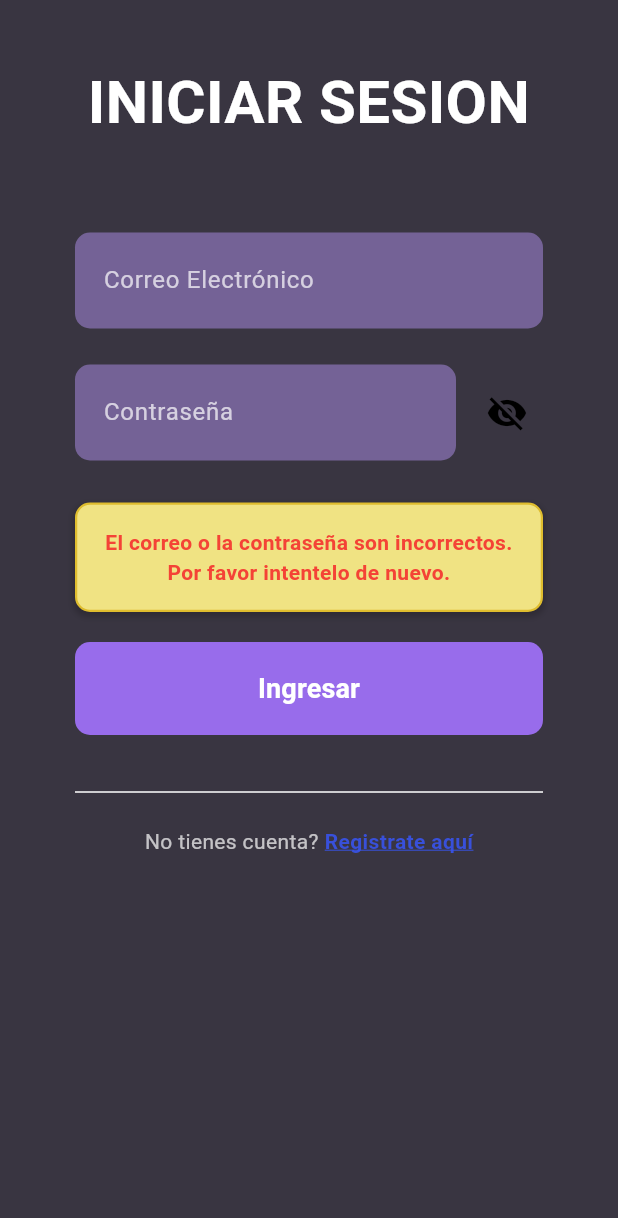
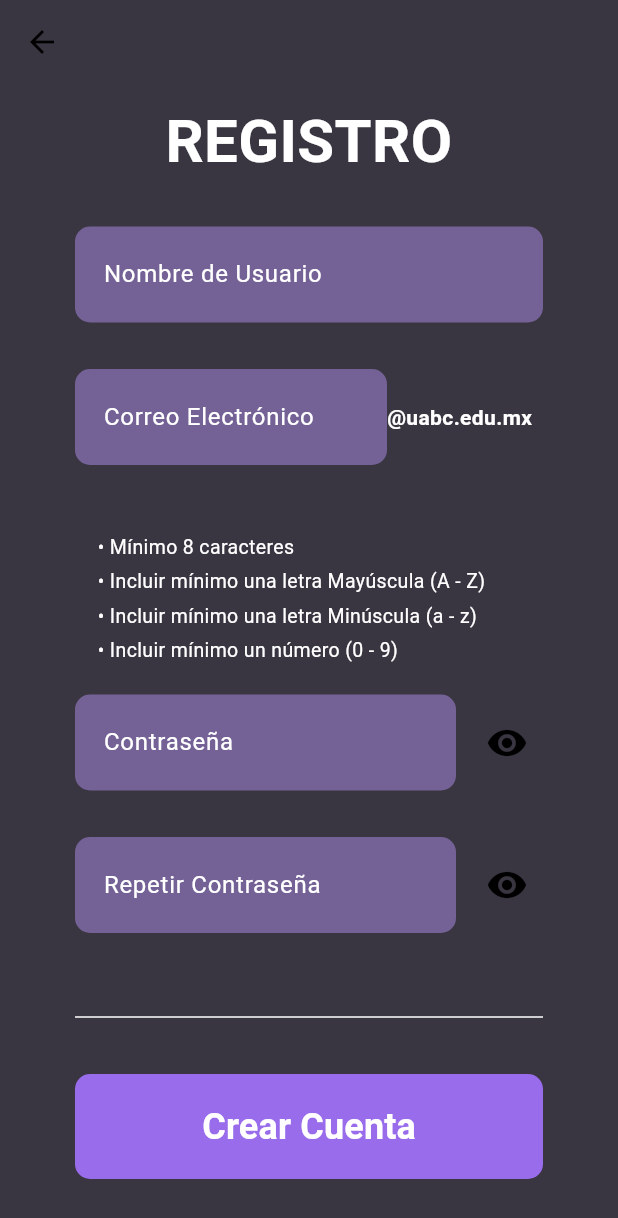
Before and after one commit to brandonAS09/NexusAR, a Flutter app: the screen it shows after launch, after a tap on the "visibility" icon, after a tap on "Ingresar", after a tap on "Registrate aquí", on a phone screen of 412 x 824 dp. Shown: the top 1218 px of the screen. Run offline on Flutter 3.47's test engine with Material 3 defaults, Android fonts, the light colour scheme and no system bars.

Commit message:
Se integro la pantalla de registro

```diff
--- a/lib/components/boton_inicio_sesion.dart
+++ b/lib/components/boton_inicio_sesion.dart
@@ -26,7 +26,7 @@ class BotonInicioSesion extends StatelessWidget{
       child: Text(
         texto,
         style: const TextStyle(
-          fontSize: 18,
+          fontSize: 24,
           fontWeight: FontWeight.bold,
           color: Colors.white
         ),
--- /dev/null
+++ b/lib/components/campo_correo_registro.dart
@@ -0,0 +1,63 @@
+import 'package:flutter/material.dart';
+import 'package:nexus_ar/core/app_colors.dart';
+
+class CampoCorreoRegistro extends StatelessWidget {
+  const CampoCorreoRegistro({super.key});
+
+  @override
+  Widget build(BuildContext context) {
+    const borderRadius = BorderRadius.all(Radius.circular(10));
+
+    final baseDecoration = InputDecoration(
+      border: InputBorder.none,
+      enabledBorder: const OutlineInputBorder(
+        borderRadius: borderRadius,
+        borderSide: BorderSide.none
+      ),
+      focusedBorder: const OutlineInputBorder(
+        borderRadius: borderRadius,
+        borderSide: BorderSide.none
+      ),
+      filled: true,
+      fillColor: AppColors.fieldTextColor,
+      contentPadding: const EdgeInsets.symmetric(vertical: 20, horizontal: 15),
+      hintStyle: const TextStyle(color: Colors.white, fontSize: 16)
+    );
+
+    return Padding(
+      padding: const EdgeInsets.symmetric(vertical: 8),
+      child: Row(
+        crossAxisAlignment: CrossAxisAlignment.center,
+        children: [
+          // Campo para ingresar texto
+          Expanded(
+            flex: 2,
+            child: TextField(
+              keyboardType: TextInputType.emailAddress,
+              decoration: baseDecoration.copyWith(
+                hintText: "Correo Electrónico"
+              ),
+              style: const TextStyle(color: Colors.white),
+            ),
+          ),
+          // texto uabc
+          Expanded(
+            flex: 1,
+            child: Container(
+              height: 60,
+              alignment: Alignment.centerLeft,
+              child: const Text(
+                "@uabc.edu.mx",
+                style: TextStyle(
+                  color: Colors.white,
+                  fontSize: 14,
+                  fontWeight: FontWeight.bold
+                ),
+              ),
+            ),
+          )
+        ],
+      ),
+    );
+  }
+}
--- /dev/null
+++ b/lib/components/requisitos_contra.dart
@@ -0,0 +1,33 @@
+import 'package:flutter/material.dart';
+
+class RequisitosContra extends StatelessWidget {
+  const RequisitosContra({super.key});
+
+  @override
+  Widget build(BuildContext context) {
+    final List<String> requisitos = [
+      "Mínimo 8 caracteres",
+      "Incluir mínimo una letra Mayúscula (A - Z)",
+      "Incluir mínimo una letra Minúscula (a - z)",
+      "Incluir mínimo un número (0 - 9)",
+    ];
+
+    return Padding(
+      padding: const EdgeInsets.symmetric(vertical: 10, horizontal: 15),
+      child: Column(
+        crossAxisAlignment: CrossAxisAlignment.start,
+        children: requisitos
+            .map(
+              (req) => Padding(
+                padding: const EdgeInsets.symmetric(vertical: 2),
+                child: Text(
+                  '• $req',
+                  style: const TextStyle(color: Colors.white, fontSize: 13),
+                ),
+              ),
+            )
+            .toList(),
+      ),
+    );
+  }
+}
--- a/lib/screens/inicio_sesion.dart
+++ b/lib/screens/inicio_sesion.dart
@@ -3,6 +3,7 @@ import 'package:nexus_ar/components/aviso_error.dart';
 import 'package:nexus_ar/components/boton_inicio_sesion.dart';
 import 'package:nexus_ar/components/datos_inicio_sesion.dart';
 import 'package:nexus_ar/components/enlace_texto_is.dart';
+import 'package:nexus_ar/screens/registro.dart';
 
 class InicioSesion extends StatefulWidget {
   const InicioSesion({super.key});
@@ -20,6 +21,13 @@ class _InicioSesionState extends State<InicioSesion> {
     setState(() {
       _mostrarError = true;
     });
+  }
+
+  void _goToRegistro() {
+    Navigator.push(
+      context,
+      MaterialPageRoute(builder: (context) => const RegistroScreen())
+    );
   }
 
   @override
@@ -61,7 +69,7 @@ class _InicioSesionState extends State<InicioSesion> {
             EnlaceTextoIs(
               textoPrincipal: "No tienes cuenta?",
               textoEnlace: "Registrate aquí",
-              onTap: () {},
+              onTap: _goToRegistro,
               alineacion: MainAxisAlignment.center,
             ),
             const SizedBox(height: 50),
--- /dev/null
+++ b/lib/screens/registro.dart
@@ -0,0 +1,183 @@
+import 'package:flutter/material.dart';
+import 'package:nexus_ar/components/boton_inicio_sesion.dart';
+import 'package:nexus_ar/components/campo_correo_registro.dart';
+import 'package:nexus_ar/components/requisitos_contra.dart';
+import 'package:nexus_ar/core/app_colors.dart';
+
+class RegistroScreen extends StatefulWidget {
+  const RegistroScreen({super.key});
+
+  @override
+  State<RegistroScreen> createState() => _RegistroScreenState();
+}
+
+class _RegistroScreenState extends State<RegistroScreen> {
+  bool _passwordVisible1 = false;
+  bool _passwordVisible2 = false;
+
+  void _togglePasswordVisibility1() {
+    setState(() {
+      _passwordVisible1 = !_passwordVisible1;
+    });
+  }
+
+  void _togglePasswordVisibility2() {
+    setState(() {
+      _passwordVisible2 = !_passwordVisible2;
+    });
+  }
+
+  Widget _buildNormalField(String hintText) {
+    const borderRadius = BorderRadius.all(Radius.circular(10.0));
+
+    final baseDecoration = InputDecoration(
+      border: InputBorder.none,
+      enabledBorder: const OutlineInputBorder(
+        borderRadius: borderRadius,
+        borderSide: BorderSide.none,
+      ),
+      focusedBorder: const OutlineInputBorder(
+        borderRadius: borderRadius,
+        borderSide: BorderSide.none,
+      ),
+      filled: true,
+      fillColor: AppColors.fieldTextColor,
+      contentPadding: const EdgeInsets.symmetric(vertical: 20.0, horizontal: 15.0),
+      hintStyle: const TextStyle(color: Colors.white, fontSize: 16),
+    );
+
+    return Padding(
+      padding: const EdgeInsets.symmetric(vertical: 8),
+      child: TextField(
+        obscureText: false,
+        decoration: baseDecoration.copyWith(
+          hintText: hintText,
+        ),
+        style: const TextStyle(color: Colors.white),
+      ),
+    );
+  }
+
+  Widget _buildPasswordField(
+      String hintText, bool isVisible, VoidCallback toggleVisibility) {
+    const borderRadius = BorderRadius.all(Radius.circular(10.0));
+
+    final baseDecoration = InputDecoration(
+      border: InputBorder.none,
+      enabledBorder: const OutlineInputBorder(
+        borderRadius: borderRadius,
+        borderSide: BorderSide.none,
+      ),
+      focusedBorder: const OutlineInputBorder(
+        borderRadius: borderRadius,
+        borderSide: BorderSide.none,
+      ),
+      filled: true,
+      fillColor: AppColors.fieldTextColor,
+      contentPadding: const EdgeInsets.symmetric(vertical: 20.0, horizontal: 15.0),
+      hintStyle: const TextStyle(color: Colors.white, fontSize: 16),
+    );
+
+    return Padding(
+      padding: const EdgeInsets.symmetric(vertical: 8),
+      child: Row(
+        crossAxisAlignment: CrossAxisAlignment.center,
+        children: [
+          Expanded(
+            child: TextField(
+              obscureText: !isVisible,
+              decoration: baseDecoration.copyWith(
+                hintText: hintText,
+              ),
+              style: const TextStyle(color: Colors.white),
+            ),
+          ),
+          Container(
+            margin: const EdgeInsets.only(left: 10.0),
+            child: IconButton(
+              padding: EdgeInsets.zero,
+              constraints: const BoxConstraints(),
+              icon: Icon(
+                isVisible ? Icons.visibility_off : Icons.visibility,
+                color: Colors.black,
+                size: 28,
+              ),
+              onPressed: toggleVisibility,
+            ),
+          ),
+        ],
+      ),
+    );
+  }
+
+  @override
+  Widget build(BuildContext context) {
+    return Scaffold(
+      backgroundColor: AppColors.backgroundColor,
+      appBar: AppBar(
+        backgroundColor: Colors.transparent,
+        elevation: 0,
+        iconTheme: const IconThemeData(color: Colors.black),
+      ),
+      body: SingleChildScrollView(
+        child: Padding(
+          padding: const EdgeInsets.symmetric(horizontal: 50.0),
+          child: Column(
+            mainAxisSize: MainAxisSize.min,
+            crossAxisAlignment: CrossAxisAlignment.stretch,
+            children: [
+              const SizedBox(height: 10),
+
+              // titulo
+              const Text(
+                "REGISTRO",
+                style: TextStyle(
+                  color: Colors.white,
+                  fontSize: 40,
+                  fontWeight: FontWeight.bold,
+                ),
+                textAlign: TextAlign.center,
+              ),
+
+              const SizedBox(height: 20),
+
+              // Usuario
+              _buildNormalField("Nombre de Usuario"),
+
+              const SizedBox(height: 15),
+              // correo
+              const CampoCorreoRegistro(),
+
+              const SizedBox(height: 25),
+
+              // texto de requisitos contra
+              const RequisitosContra(),
+
+              // ingresar contra
+              _buildPasswordField("Contraseña", _passwordVisible1, _togglePasswordVisibility1),
+              const SizedBox(height: 15),
+
+              // repetir contra
+              _buildPasswordField("Repetir Contraseña", _passwordVisible2, _togglePasswordVisibility2),
+
+              const SizedBox(height: 40),
+
+              // linea
+              const Divider(color: Colors.white, thickness: 1),
+
+              const SizedBox(height: 30),
+
+              // boton Crear Cuenta
+              BotonInicioSesion(
+                texto: 'Crear Cuenta',
+                onPressed: () {},
+              ),
+
+              const SizedBox(height: 50),
+            ],
+          ),
+        ),
+      ),
+    );
+  }
+}
```
